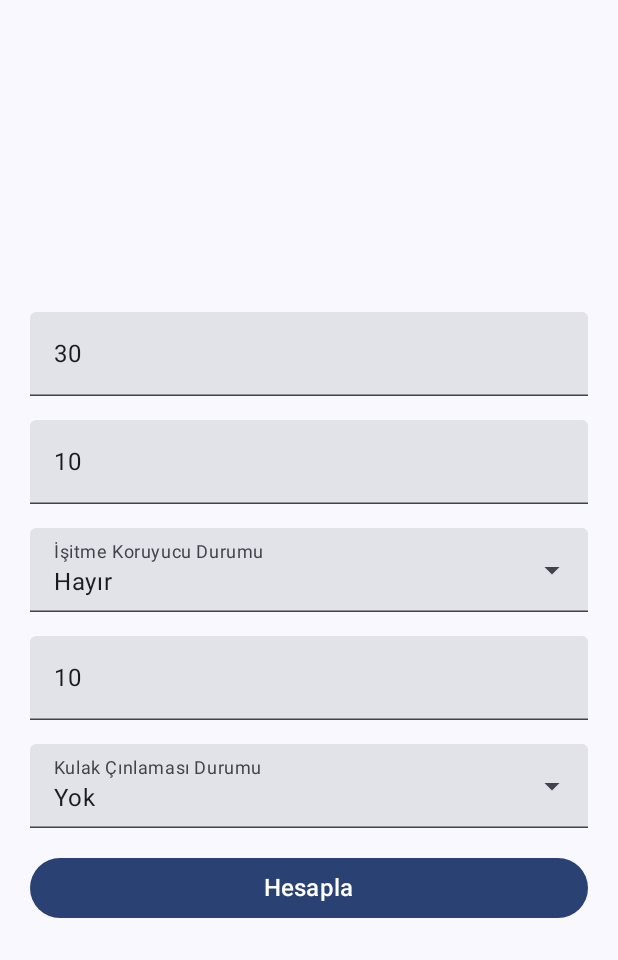
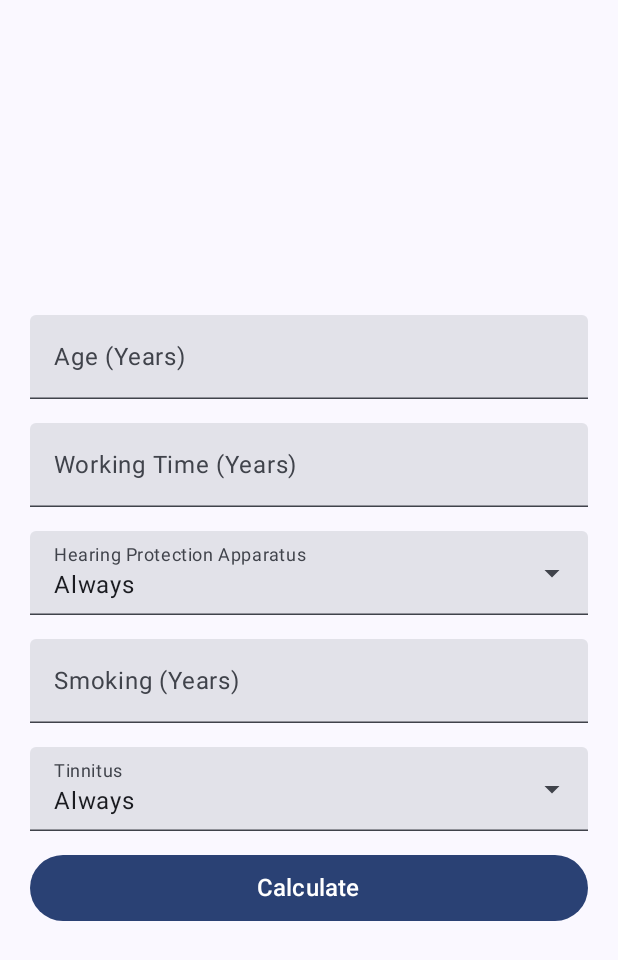
Before and after one commit to cmbaykal/earDeformaties, an Android app built with Jetpack Compose: the screen it shows after launch (MainActivity), on a phone screen of 412 x 824 dp. Shown: the top 960 px of the screen. Run offline under Robolectric (Android 15) with nearby library versions, the phone set to English and light mode, and no system bars; our stand-ins replace Dagger/Hilt's generated code; libraries missing offline, so code that uses them is left out: ai.onnxruntime.

Commit message:
- English Language

```diff
--- a/app/src/main/java/com/mrbaikal/eardeformaties/ui/main/MainScreen.kt
+++ b/app/src/main/java/com/mrbaikal/eardeformaties/ui/main/MainScreen.kt
@@ -6,6 +6,7 @@ import androidx.compose.foundation.layout.Box
 import androidx.compose.foundation.layout.Column
 import androidx.compose.foundation.layout.fillMaxSize
 import androidx.compose.foundation.layout.fillMaxWidth
+import androidx.compose.foundation.layout.height
 import androidx.compose.foundation.layout.padding
 import androidx.compose.foundation.text.KeyboardActions
 import androidx.compose.foundation.text.KeyboardOptions
@@ -24,6 +25,8 @@ import androidx.compose.runtime.setValue
 import androidx.compose.ui.Alignment
 import androidx.compose.ui.Modifier
 import androidx.compose.ui.platform.LocalContext
+import androidx.compose.ui.res.stringArrayResource
+import androidx.compose.ui.res.stringResource
 import androidx.compose.ui.text.font.FontWeight
 import androidx.compose.ui.text.input.ImeAction
 import androidx.compose.ui.text.input.KeyboardType
@@ -31,27 +34,32 @@ import androidx.compose.ui.text.style.TextAlign
 import androidx.compose.ui.tooling.preview.Preview
 import androidx.compose.ui.unit.dp
 import androidx.compose.ui.unit.sp
+import com.mrbaikal.eardeformaties.R
 import com.mrbaikal.eardeformaties.data.CalculationModel
 
 @OptIn(ExperimentalMaterial3Api::class)
 @Composable
 fun MainScreen(
-    riskState: Long? = null,
+    riskState: Int? = null,
     onCalculate: (CalculationModel) -> Unit = {}
 ) {
     val context = LocalContext.current
 
-    var ageState by remember { mutableStateOf("30") }
-    var workState by remember { mutableStateOf("10") }
-    var cigarState by remember { mutableStateOf("10") }
+
+    var ageState by remember { mutableStateOf("") }
+    var workState by remember { mutableStateOf("") }
+    var cigarState by remember { mutableStateOf("") }
 
     var hProtectorExpanded by remember { mutableStateOf(false) }
-    val hProtectorOptions = listOf("Hayır", "Evet")
+    val hProtectorOptions = stringArrayResource(id = R.array.hearing_options)
     val (hProtectorSelected, onHProtectorSelected) = remember { mutableStateOf(hProtectorOptions[0]) }
 
     var tinnitusExpanded by remember { mutableStateOf(false) }
-    val tinnitusOptions = listOf("Yok", "Tek kulakta var", "İki kulakta var")
+    val tinnitusOptions = stringArrayResource(id = R.array.hearing_options)
     val (tinnitusSelected, ontinnitusSelected) = remember { mutableStateOf(tinnitusOptions[0]) }
+
+    val errorText = stringResource(id = R.string.input_error_text)
+    val resultOptions = stringArrayResource(id = R.array.result_options)
 
     Box(
         modifier = Modifier.fillMaxSize(),
@@ -68,10 +76,8 @@ fun MainScreen(
                 singleLine = true,
                 value = ageState,
                 onValueChange = { ageState = it },
-                placeholder = {
-                    Text(
-                        "Yaşınız"
-                    )
+                label = {
+                    Text(stringResource(id = R.string.age_hint))
                 },
                 keyboardActions = KeyboardActions.Default
             )
@@ -84,8 +90,8 @@ fun MainScreen(
                 singleLine = true,
                 value = workState,
                 onValueChange = { workState = it },
-                placeholder = {
-                    Text("Çalışma Yılınız")
+                label = {
+                    Text(stringResource(id = R.string.work_hint))
                 }
             )
 
@@ -103,7 +109,7 @@ fun MainScreen(
                     readOnly = true,
                     value = hProtectorSelected,
                     onValueChange = { },
-                    label = { Text("İşitme Koruyucu Durumu") },
+                    label = { Text(stringResource(id = R.string.hearing_hint)) },
                     trailingIcon = {
                         ExposedDropdownMenuDefaults.TrailingIcon(
                             expanded = hProtectorExpanded
@@ -135,12 +141,12 @@ fun MainScreen(
                 modifier = Modifier
                     .fillMaxWidth()
                     .padding(top = 16.dp),
-                keyboardOptions = KeyboardOptions(keyboardType = KeyboardType.Number),
+                keyboardOptions = KeyboardOptions(keyboardType = KeyboardType.Number, imeAction = ImeAction.Next),
                 singleLine = true,
                 value = cigarState,
                 onValueChange = { cigarState = it },
-                placeholder = {
-                    Text("Sigara İçme Süresi (Yıl)")
+                label = {
+                    Text(stringResource(id = R.string.smoking_hint))
                 }
             )
 
@@ -159,7 +165,7 @@ fun MainScreen(
                     readOnly = true,
                     value = tinnitusSelected,
                     onValueChange = { },
-                    label = { Text("Kulak Çınlaması Durumu") },
+                    label = { Text(stringResource(id = R.string.tinnitus_hint)) },
                     trailingIcon = {
                         ExposedDropdownMenuDefaults.TrailingIcon(
                             expanded = tinnitusExpanded
@@ -190,6 +196,7 @@ fun MainScreen(
             Button(
                 modifier = Modifier
                     .fillMaxWidth()
+                    .height(60.dp)
                     .padding(top = 16.dp),
                 onClick = {
                     if (ageState.isNotEmpty() && workState.isNotEmpty() && cigarState.isNotEmpty()) {
@@ -202,27 +209,23 @@ fun MainScreen(
                         )
                         onCalculate.invoke(model)
                     } else {
-                        Toast.makeText(context, "Lütfen gerekli alanları doldurunuz!", Toast.LENGTH_LONG).show()
+                        Toast.makeText(context, errorText, Toast.LENGTH_LONG).show()
                     }
                 }
             ) {
                 Text(
                     fontSize = 16.sp,
-                    text = "Hesapla"
+                    text = stringResource(id = R.string.calculate_text)
                 )
             }
 
             if (riskState != null) {
                 Text(
-                    modifier = Modifier.padding(top = 16.dp),
+                    modifier = Modifier.padding(top = 48.dp),
                     fontSize = 20.sp,
                     fontWeight = FontWeight.Bold,
                     textAlign = TextAlign.Center,
-                    text = if (riskState == 0L) {
-                        "Sonuç\nİşitme Kaybı Riski Düşük"
-                    } else {
-                        "Sonuç\nİşitme Kaybı Riski Yüksek"
-                    }
+                    text = resultOptions[riskState]
                 )
             }
         }
--- a/app/src/main/java/com/mrbaikal/eardeformaties/ui/main/MainViewModel.kt
+++ b/app/src/main/java/com/mrbaikal/eardeformaties/ui/main/MainViewModel.kt
@@ -15,10 +15,11 @@ import javax.inject.Inject
 @HiltViewModel
 class MainViewModel @Inject constructor() : ViewModel() {
 
-    private val _result = MutableStateFlow<Long?>(null)
+    private val _result = MutableStateFlow<Int?>(null)
     val result = _result.asStateFlow()
 
     fun calculateResult(model: CalculationModel, ortSession: OrtSession, ortEnvironment: OrtEnvironment) {
+        try {
             // Get the name of the input node
             val inputName = ortSession.inputNames?.iterator()?.next()
             // Make a FloatBuffer of the inputs
@@ -38,6 +39,9 @@ class MainViewModel @Inject constructor() : ViewModel() {
             // Fetch and return the results
             val output = results[0].value as LongArray
 
-        _result.value = output[0]
+            _result.value = output[0].toInt()
+        } catch (e: Exception) {
+            _result.value = 0
         }
     }
+}
--- a/app/src/main/res/values/strings.xml
+++ b/app/src/main/res/values/strings.xml
@@ -1,3 +1,26 @@
 <resources>
     <string name="app_name">earDeformaties</string>
+    <string name="age_hint">Age (Years)</string>
+    <string name="work_hint">Working Time (Years)</string>
+    <string name="hearing_hint">Hearing Protection Apparatus</string>
+    <string name="smoking_hint">Smoking (Years)</string>
+    <string name="tinnitus_hint">Tinnitus</string>
+    <string name="calculate_text">Calculate</string>
+    <string name="input_error_text">Please fill the provided information fields!</string>
+
+    <string-array name="hearing_options">
+        <item>Always</item>
+        <item>Sometimes</item>
+        <item>Never</item>
+    </string-array>
+
+    <string-array name="tinnitus_options">
+        <item>Yes</item>
+        <item>No</item>
+    </string-array>
+
+    <string-array name="result_options">
+        <item>There is no risk of hearing loss.</item>
+        <item>There is a risk of hearing loss.</item>
+    </string-array>
 </resources>
```
Lines whose indentation alone changed are shown as unchanged.
